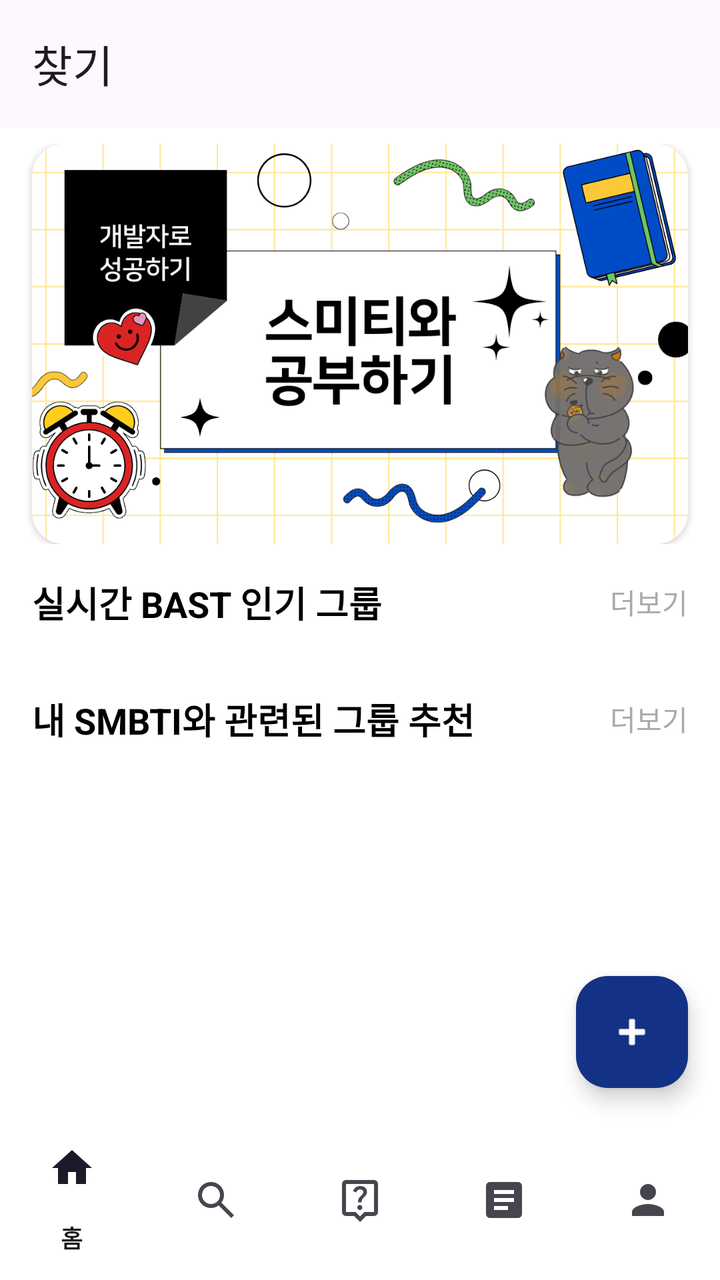
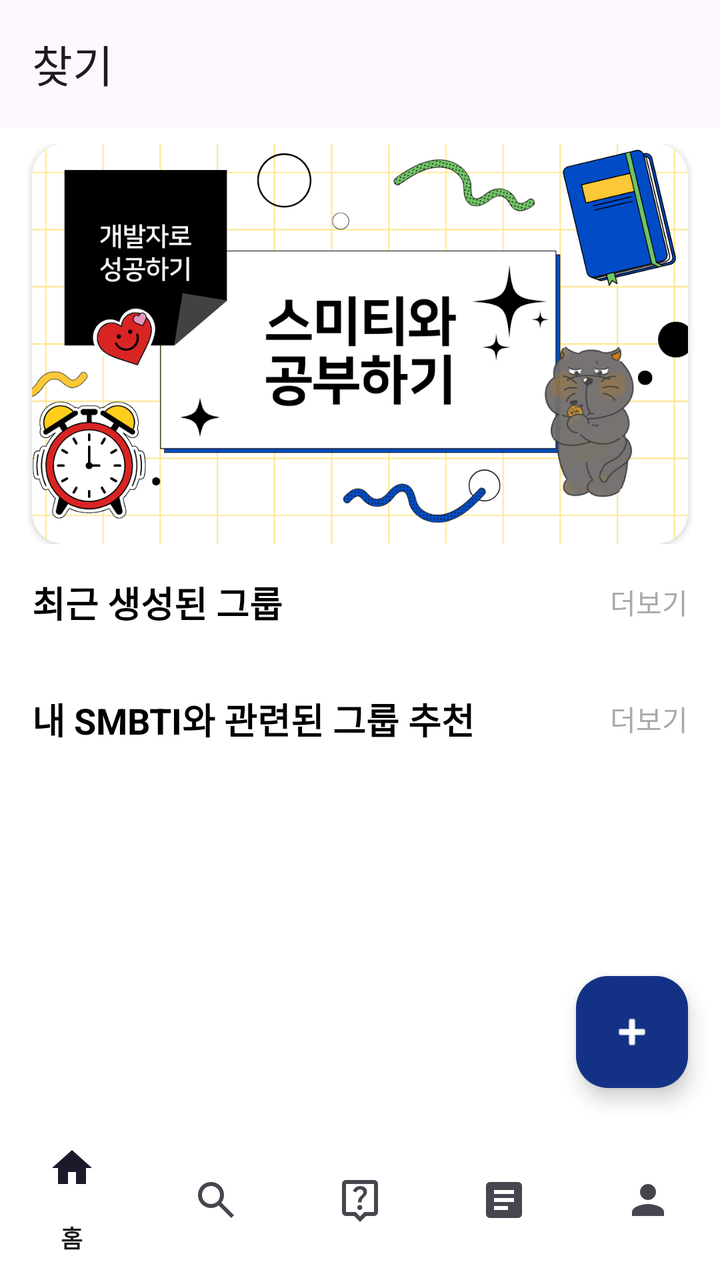

Before-and-after screenshots of an Android layout around one commit, followed by the original layout XML and the change that was made.
<!-- AndroidManifest.xml: application theme Theme.Smiti -->
<!-- res/layout/activity_homedash.xml -->
<?xml version="1.0" encoding="utf-8"?>
<androidx.constraintlayout.widget.ConstraintLayout xmlns:android="http://schemas.android.com/apk/res/android"
    xmlns:app="http://schemas.android.com/apk/res-auto"
    xmlns:tools="http://schemas.android.com/tools"
    android:layout_width="match_parent"
    android:layout_height="match_parent"
    android:background="@android:color/white"
    tools:context=".HomeDashboardActivity">

    <androidx.appcompat.widget.Toolbar
        android:id="@+id/toolbar"
        android:layout_width="match_parent"
        android:layout_height="?attr/actionBarSize"
        android:background="?android:attr/windowBackground"
        android:elevation="4dp"
        app:layout_constraintTop_toTopOf="parent"
        app:title="찾기" />

    <ViewFlipper
        android:id="@+id/image_flipper"
        android:layout_width="0dp"
        android:layout_height="200dp"
        android:layout_marginTop="8dp"
        app:layout_constraintTop_toBottomOf="@id/toolbar"
        app:layout_constraintStart_toStartOf="parent"
        app:layout_constraintEnd_toEndOf="parent">

        <androidx.cardview.widget.CardView
            android:layout_width="match_parent"
            android:layout_height="match_parent"
            app:cardCornerRadius="16dp"
            android:layout_marginStart="16dp"
            android:layout_marginEnd="16dp">
            <ImageView
                android:id="@+id/image_view1"
                android:layout_width="match_parent"
                android:layout_height="match_parent"
                android:scaleType="centerCrop"
                android:src="@drawable/image1"
                android:contentDescription="광고 이미지 1" />
        </androidx.cardview.widget.CardView>

        <androidx.cardview.widget.CardView
            android:layout_width="match_parent"
            android:layout_height="match_parent"
            app:cardCornerRadius="16dp"
            android:layout_marginStart="16dp"
            android:layout_marginEnd="16dp">
            <ImageView
                android:id="@+id/image_view2"
                android:layout_width="match_parent"
                android:layout_height="match_parent"
                android:scaleType="centerCrop"
                android:src="@drawable/image2"
                android:contentDescription="광고 이미지 2" />
        </androidx.cardview.widget.CardView>

        <androidx.cardview.widget.CardView
            android:layout_width="match_parent"
            android:layout_height="match_parent"
            app:cardCornerRadius="16dp"
            android:layout_marginStart="16dp"
            android:layout_marginEnd="16dp">
            <ImageView
                android:id="@+id/image_view3"
                android:layout_width="match_parent"
                android:layout_height="match_parent"
                android:scaleType="centerCrop"
                android:src="@drawable/image3"
                android:contentDescription="광고 이미지 3" />
        </androidx.cardview.widget.CardView>
    </ViewFlipper>

    <androidx.core.widget.NestedScrollView
        android:id="@+id/nested_scroll_view_content"
        android:layout_width="0dp"
        android:layout_height="0dp"
        app:layout_constraintTop_toBottomOf="@id/image_flipper"
        app:layout_constraintBottom_toTopOf="@+id/bottom_navigation"
        app:layout_constraintStart_toStartOf="parent"
        app:layout_constraintEnd_toEndOf="parent">

        <LinearLayout
            android:layout_width="match_parent"
            android:layout_height="wrap_content"
            android:orientation="vertical"
            android:paddingTop="16dp">

            <LinearLayout
                android:layout_width="match_parent"
                android:layout_height="wrap_content"
                android:orientation="horizontal"
                android:paddingStart="16dp"
                android:paddingEnd="16dp"
                android:gravity="center_vertical">
                <TextView
                    android:layout_width="0dp"
                    android:layout_height="wrap_content"
                    android:layout_weight="1"
                    android:text="실시간 BAST 인기 그룹"
                    android:textSize="18sp"
                    android:textStyle="bold"
                    android:textColor="@android:color/black"/>
                <TextView
                    android:id="@+id/tv_more_popular"
                    android:layout_width="wrap_content"
                    android:layout_height="wrap_content"
                    android:text="더보기"
                    android:textColor="@android:color/darker_gray"/>
            </LinearLayout>

            <androidx.recyclerview.widget.RecyclerView
                android:id="@+id/recycler_view_popular_groups"
                android:layout_width="match_parent"
                android:layout_height="wrap_content"
                android:orientation="horizontal"
                android:paddingStart="16dp"
                android:paddingEnd="16dp"
                android:clipToPadding="false"
                android:layout_marginTop="8dp"
                app:layoutManager="androidx.recyclerview.widget.LinearLayoutManager"/>

            <LinearLayout
                android:layout_width="match_parent"
                android:layout_height="wrap_content"
                android:orientation="horizontal"
                android:paddingStart="16dp"
                android:paddingEnd="16dp"
                android:layout_marginTop="24dp"
                android:gravity="center_vertical">
                <TextView
                    android:layout_width="0dp"
                    android:layout_height="wrap_content"
                    android:layout_weight="1"
                    android:text="내 SMBTI와 관련된 그룹 추천"
                    android:textSize="18sp"
                    android:textStyle="bold"
                    android:textColor="@android:color/black"/>
                <TextView
                    android:id="@+id/tv_more_smbti"
                    android:layout_width="wrap_content"
                    android:layout_height="wrap_content"
                    android:text="더보기"
                    android:textColor="@android:color/darker_gray"/>
            </LinearLayout>

            <androidx.recyclerview.widget.RecyclerView
                android:id="@+id/recycler_view_smbti_groups"
                android:layout_width="match_parent"
                android:layout_height="wrap_content"
                android:orientation="horizontal"
                android:paddingStart="16dp"
                android:paddingEnd="16dp"
                android:clipToPadding="false"
                android:layout_marginTop="8dp"
                android:layout_marginBottom="16dp"
                app:layoutManager="androidx.recyclerview.widget.LinearLayoutManager"/>

        </LinearLayout>
    </androidx.core.widget.NestedScrollView>

    <com.google.android.material.bottomnavigation.BottomNavigationView
        android:id="@+id/bottom_navigation"
        android:layout_width="0dp"
        android:layout_height="wrap_content"
        android:background="?android:attr/windowBackground"
        app:layout_constraintBottom_toBottomOf="parent"
        app:layout_constraintStart_toStartOf="parent"
        app:layout_constraintEnd_toEndOf="parent"
        app:menu="@menu/bottom_navigation_menu"
        app:backgroundTint="#FFFFFF"
        />

    
    <com.google.android.material.floatingactionbutton.FloatingActionButton
        android:id="@+id/fab_add_card"
        android:layout_width="wrap_content"
        android:layout_height="wrap_content"
        android:layout_marginEnd="16dp"
        android:layout_marginBottom="16dp"
        android:clickable="true"
        android:focusable="true"
        android:src="@android:drawable/ic_input_add"
        app:tint="@android:color/white"
        app:layout_constraintBottom_toTopOf="@+id/bottom_navigation"
        app:layout_constraintEnd_toEndOf="parent"
        android:contentDescription="새 카드 추가"
        app:backgroundTint="#143285"
        />

</androidx.constraintlayout.widget.ConstraintLayout>
<!-- resources referenced by this layout -->
<resources>
  <!-- drawable image1: png bitmap (drawable, 179212 bytes) -->
  <!-- drawable image2: png bitmap (drawable, 169237 bytes) -->
  <!-- drawable image3: png bitmap (drawable, 698659 bytes) -->
  <style name="Theme.Smiti" parent="Base.Theme.Smiti" />
  <style name="Base.Theme.Smiti" parent="Theme.Material3.DayNight.NoActionBar">
          
          
      </style>
</resources>

<!-- the commit's change to res/layout/activity_homedash.xml (unified diff, before → after) -->
@@ -97,7 +97,7 @@
                     android:layout_width="0dp"
                     android:layout_height="wrap_content"
                     android:layout_weight="1"
-                    android:text="실시간 BAST 인기 그룹"
+                    android:text="최근 생성된 그룹"
                     android:textSize="18sp"
                     android:textStyle="bold"
                     android:textColor="@android:color/black"/>
@@ -119,6 +119,7 @@
                 android:clipToPadding="false"
                 android:layout_marginTop="8dp"
                 app:layoutManager="androidx.recyclerview.widget.LinearLayoutManager"/>
+            
 
             <LinearLayout
                 android:layout_width="match_parent"
@@ -168,10 +169,8 @@
         app:layout_constraintStart_toStartOf="parent"
         app:layout_constraintEnd_toEndOf="parent"
         app:menu="@menu/bottom_navigation_menu"
-        app:backgroundTint="#FFFFFF"
-        />
-
-    
+        app:backgroundTint="#FFFFFF" />
+
     <com.google.android.material.floatingactionbutton.FloatingActionButton
         android:id="@+id/fab_add_card"
         android:layout_width="wrap_content"
@@ -185,7 +184,18 @@
         app:layout_constraintBottom_toTopOf="@+id/bottom_navigation"
         app:layout_constraintEnd_toEndOf="parent"
         android:contentDescription="새 카드 추가"
-        app:backgroundTint="#143285"
-        />
+        app:backgroundTint="#143285" />
+
+    
+    <ProgressBar
+        android:id="@+id/progress_bar"
+        android:layout_width="wrap_content"
+        android:layout_height="wrap_content"
+        android:visibility="gone"
+        app:layout_constraintTop_toTopOf="parent"
+        app:layout_constraintBottom_toBottomOf="parent"
+        app:layout_constraintStart_toStartOf="parent"
+        app:layout_constraintEnd_toEndOf="parent"
+        tools:visibility="visible"/> 
 
 </androidx.constraintlayout.widget.ConstraintLayout>
